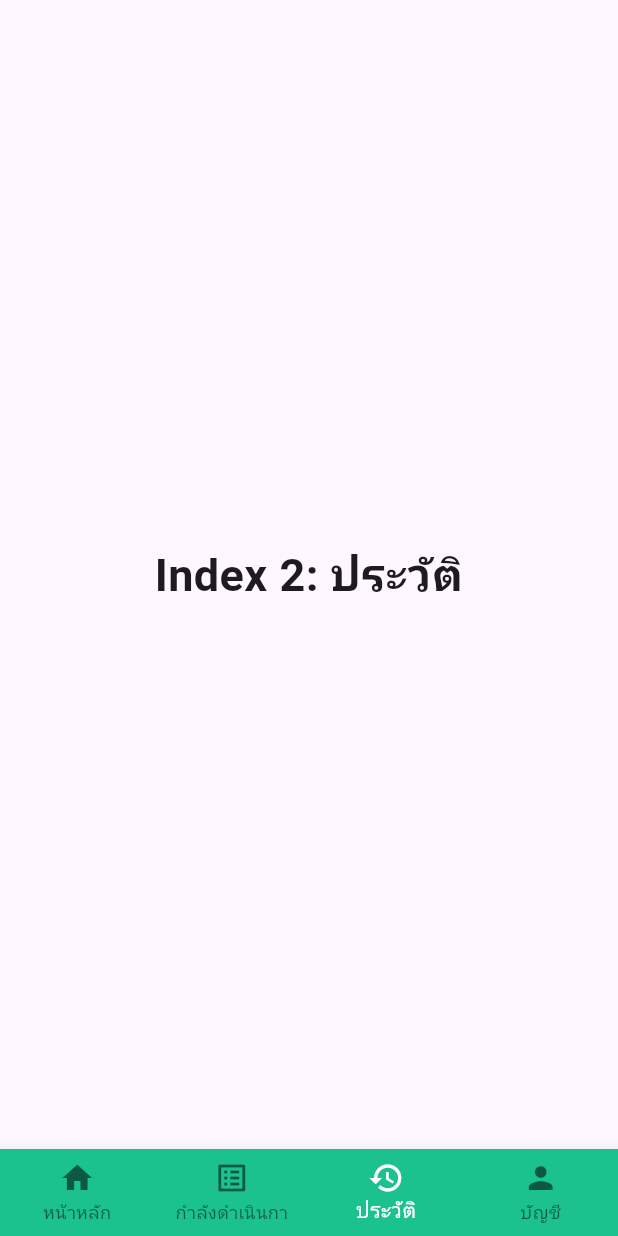
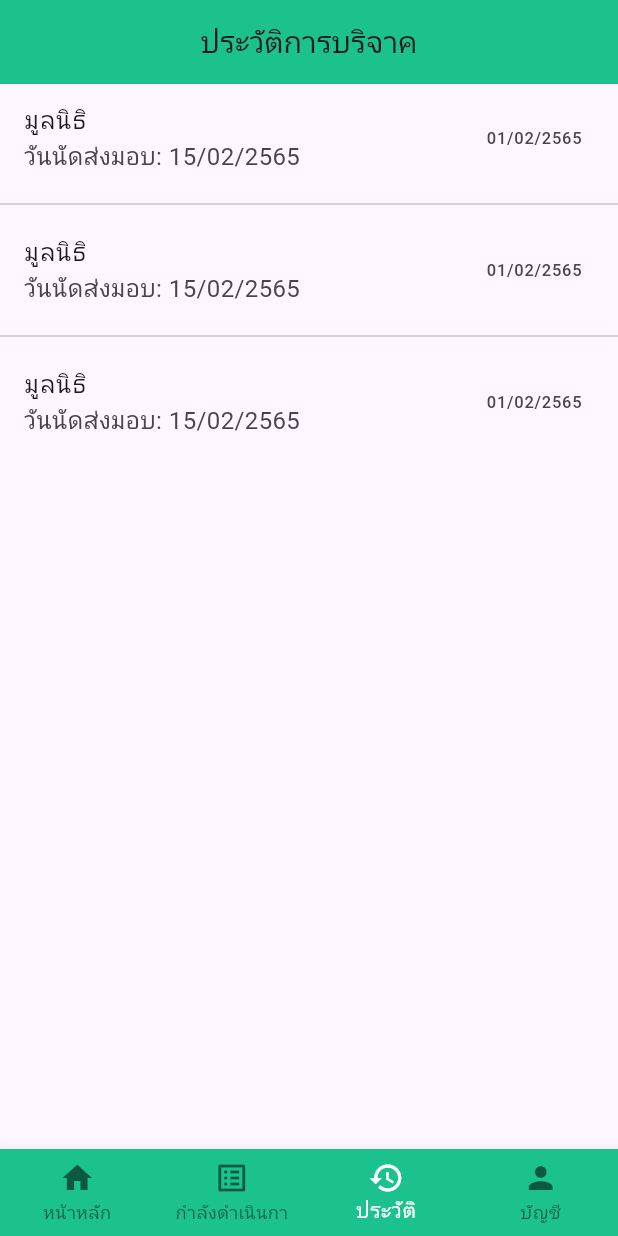
Before and after one commit to Jumptothehell/app2nd, a Flutter app: the screen it shows after launch, item 3 of the bottom bar chosen, on a phone screen of 412 x 824 dp. Run offline on Flutter 3.47's test engine with Material 2 defaults, Android fonts, the phone set to English and light mode, and no system bars; our stand-ins replace google_fonts.

Commit message:
ADD: history.dart

```diff
--- a/lib/src/navigation/bottom_appbar.dart
+++ b/lib/src/navigation/bottom_appbar.dart
@@ -1,4 +1,5 @@
 import 'package:app2nd/src/screen/accountPage/accountpage.dart';
+import 'package:app2nd/src/screen/history.dart';
 import 'package:app2nd/src/screen/mainhome.dart';
 import 'package:flutter/material.dart';
 
@@ -19,10 +20,7 @@ class _BottomBarState extends State<BottomBar> {
       'Index 1: กำลังดำเนินการ',
       style: optionStyle,
     ),
-    Text(
-      'Index 2: ประวัติ',
-      style: optionStyle,
-    ),
+    HistoryScreen(),
     AccountScreen()
   ];
 
--- /dev/null
+++ b/lib/src/screen/history.dart
@@ -0,0 +1,49 @@
+import 'package:app2nd/src/function.dart';
+import 'package:flutter/material.dart';
+
+class HistoryScreen extends StatefulWidget {
+  const HistoryScreen({super.key});
+
+  @override
+  State<HistoryScreen> createState() => _HistoryScreenState();
+}
+
+class _HistoryScreenState extends State<HistoryScreen> {
+  Future<String> fetchData() async {
+    // ในที่นี้ให้กำหนด delay เพื่อจำลองการดึงข้อมูลจากที่อื่น
+    // await Future.delayed(const Duration(seconds: 2));
+    return 'ANB';
+  }
+
+  String? carryDate = "15/02/2565";
+  String? date = "01/02/2565";
+  @override
+  Widget build(BuildContext context) {
+    return Scaffold(
+      appBar: topAppBar("ประวัติการบริจาค", false),
+      body: FutureBuilder(
+          future: fetchData(),
+          builder: (BuildContext context, AsyncSnapshot snapshot) {
+            if (!snapshot.hasData) {
+              return const Text("ไม่มีข้อมูลที่ได้รับ");
+            } else if (snapshot.hasError) {
+              return Text('เกิดข้อผิดพลาด: ${snapshot.error}');
+            } else {
+              return ListView.builder(
+                itemCount: snapshot.data.length,
+                itemBuilder: ((context, index) {
+                  return Column(children: [
+                    ListTile(
+                      title: const Text("มูลนิธิ"),
+                      subtitle: Text("วันนัดส่งมอบ: $carryDate"),
+                      trailing: Text("$date"),
+                    ),
+                    if (index < snapshot.data.length - 1) const Divider(),
+                  ]);
+                }),
+              );
+            }
+          }),
+    );
+  }
+}
```
